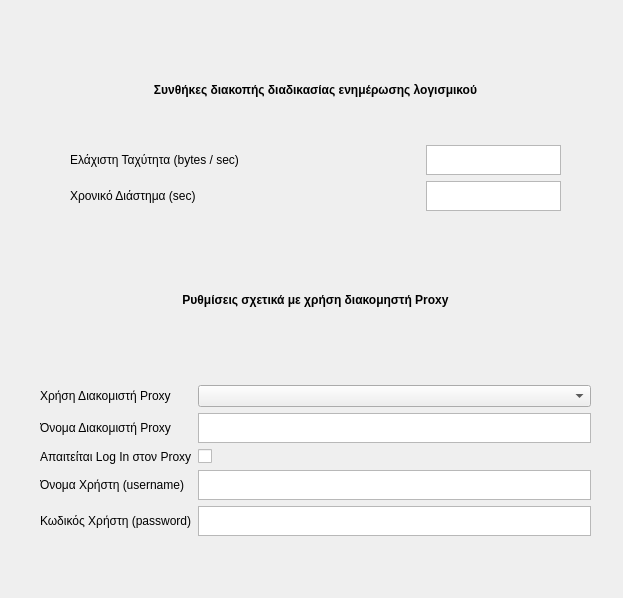
First picture: the form in PrimeAVG/ui/updateSettings.ui, repository cti-gr/avgui, before the edit.
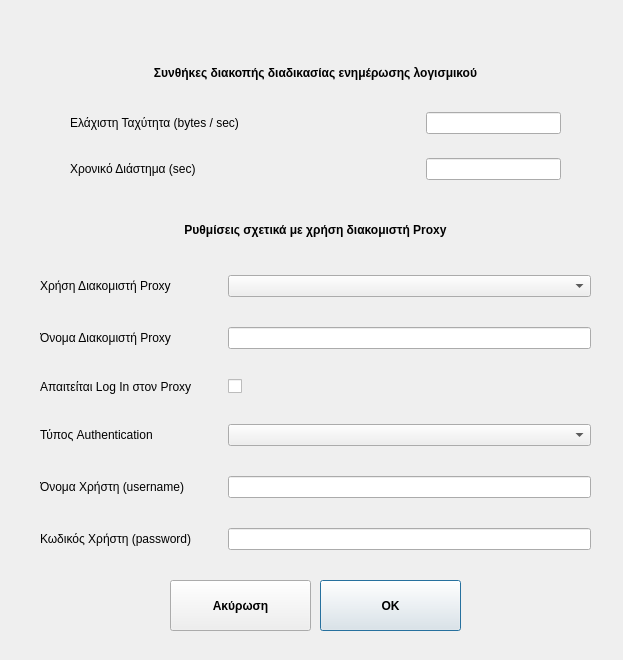
Second picture: the form after the edit. Icons and pictures are not drawn.

Commit message: still building update settings

The edit to the form file:
```diff
--- a/PrimeAVG/ui/updateSettings.ui
+++ b/PrimeAVG/ui/updateSettings.ui
@@ -7,9 +7,21 @@
     <x>0</x>
     <y>0</y>
     <width>623</width>
-    <height>598</height>
+    <height>660</height>
    </rect>
   </property>
+  <property name="minimumSize">
+   <size>
+    <width>623</width>
+    <height>660</height>
+   </size>
+  </property>
+  <property name="maximumSize">
+   <size>
+    <width>623</width>
+    <height>660</height>
+   </size>
+  </property>
   <property name="windowTitle">
    <string>Dialog</string>
   </property>
@@ -19,7 +31,7 @@
      <x>70</x>
      <y>40</y>
      <width>491</width>
-     <height>171</height>
+     <height>161</height>
     </rect>
    </property>
    <layout class="QGridLayout" name="gridLayout_2">
@@ -28,7 +40,13 @@
       <property name="minimumSize">
        <size>
         <width>0</width>
-        <height>50</height>
+        <height>30</height>
+       </size>
+      </property>
+      <property name="maximumSize">
+       <size>
+        <width>16777215</width>
+        <height>30</height>
        </size>
       </property>
       <property name="font">
@@ -53,27 +71,14 @@
         <height>0</height>
        </size>
       </property>
+      <property name="layoutDirection">
+       <enum>Qt::LeftToRight</enum>
+      </property>
       <property name="text">
        <string>Ελάχιστη Ταχύτητα (bytes / sec)</string>
       </property>
      </widget>
     </item>
-    <item row="1" column="1">
-     <widget class="QPlainTextEdit" name="plainTextEdit">
-      <property name="minimumSize">
-       <size>
-        <width>0</width>
-        <height>30</height>
-       </size>
-      </property>
-      <property name="maximumSize">
-       <size>
-        <width>16777215</width>
-        <height>30</height>
-       </size>
-      </property>
-     </widget>
-    </item>
     <item row="2" column="0">
      <widget class="QLabel" name="label_4">
       <property name="text">
@@ -81,21 +86,11 @@
       </property>
      </widget>
     </item>
+    <item row="1" column="1">
+     <widget class="QLineEdit" name="leditMinSpeed"/>
+    </item>
     <item row="2" column="1">
-     <widget class="QPlainTextEdit" name="plainTextEdit_2">
-      <property name="minimumSize">
-       <size>
-        <width>0</width>
-        <height>30</height>
-       </size>
-      </property>
-      <property name="maximumSize">
-       <size>
-        <width>16777215</width>
-        <height>30</height>
-       </size>
-      </property>
-     </widget>
+     <widget class="QLineEdit" name="leditMaxTime"/>
     </item>
    </layout>
   </widget>
@@ -118,56 +113,24 @@
     <bool>true</bool>
    </property>
   </widget>
-  <widget class="QWidget" name="">
+  <widget class="QWidget" name="layoutWidget">
    <property name="geometry">
     <rect>
      <x>40</x>
-     <y>220</y>
+     <y>205</y>
      <width>551</width>
-     <height>316</height>
+     <height>361</height>
     </rect>
    </property>
    <layout class="QGridLayout" name="gridLayout">
-    <item row="5" column="1">
-     <widget class="QPlainTextEdit" name="plainTextEdit_5">
-      <property name="minimumSize">
-       <size>
-        <width>0</width>
-        <height>30</height>
-       </size>
-      </property>
-      <property name="maximumSize">
-       <size>
-        <width>16777215</width>
-        <height>30</height>
-       </size>
-      </property>
-      <property name="sizeIncrement">
-       <size>
-        <width>0</width>
-        <height>0</height>
-       </size>
-      </property>
-     </widget>
-    </item>
-    <item row="4" column="1">
-     <widget class="QPlainTextEdit" name="plainTextEdit_4">
-      <property name="minimumSize">
-       <size>
-        <width>0</width>
-        <height>30</height>
-       </size>
-      </property>
-      <property name="maximumSize">
-       <size>
-        <width>16777215</width>
-        <height>30</height>
-       </size>
-      </property>
-     </widget>
-    </item>
-    <item row="5" column="0">
-     <widget class="QLabel" name="label_10">
+    <property name="horizontalSpacing">
+     <number>6</number>
+    </property>
+    <property name="verticalSpacing">
+     <number>20</number>
+    </property>
+    <item row="6" column="0">
+     <widget class="QLabel" name="lblProxyPass">
       <property name="text">
        <string>Κωδικός Χρήστη (password)</string>
       </property>
@@ -187,26 +150,13 @@
       </property>
      </widget>
     </item>
-    <item row="1" column="1">
-     <widget class="QComboBox" name="comboBox"/>
-    </item>
-    <item row="4" column="0">
-     <widget class="QLabel" name="label_9">
+    <item row="5" column="0">
+     <widget class="QLabel" name="lblProxyUsername">
       <property name="text">
        <string>Όνομα Χρήστη (username)</string>
       </property>
      </widget>
     </item>
-    <item row="2" column="1">
-     <widget class="QPlainTextEdit" name="plainTextEdit_3">
-      <property name="maximumSize">
-       <size>
-        <width>16777215</width>
-        <height>30</height>
-       </size>
-      </property>
-     </widget>
-    </item>
     <item row="3" column="0">
      <widget class="QLabel" name="label_8">
       <property name="text">
@@ -214,8 +164,24 @@
       </property>
      </widget>
     </item>
-    <item row="3" column="1">
-     <widget class="QCheckBox" name="checkBox">
+    <item row="4" column="0">
+     <widget class="QLabel" name="lblAuthType">
+      <property name="text">
+       <string>Τύπος Authentication</string>
+      </property>
+     </widget>
+    </item>
+    <item row="2" column="1" colspan="2">
+     <widget class="QLineEdit" name="leditProxyName"/>
+    </item>
+    <item row="5" column="1" colspan="2">
+     <widget class="QLineEdit" name="leditUsername"/>
+    </item>
+    <item row="1" column="1" colspan="2">
+     <widget class="QComboBox" name="cmbBoxUseProxy"/>
+    </item>
+    <item row="3" column="1" colspan="2">
+     <widget class="QCheckBox" name="chkLogInToProxy">
       <property name="layoutDirection">
        <enum>Qt::LeftToRight</enum>
       </property>
@@ -224,12 +190,21 @@
       </property>
      </widget>
     </item>
-    <item row="0" column="0" colspan="2">
-     <widget class="QLabel" name="label_7">
+    <item row="4" column="1" colspan="2">
+     <widget class="QComboBox" name="cmbBoxAuthType"/>
+    </item>
+    <item row="0" column="0" colspan="3">
+     <widget class="QLabel" name="lblProxy">
       <property name="minimumSize">
        <size>
         <width>0</width>
-        <height>50</height>
+        <height>30</height>
+       </size>
+      </property>
+      <property name="maximumSize">
+       <size>
+        <width>16777215</width>
+        <height>30</height>
        </size>
       </property>
       <property name="font">
@@ -242,31 +217,56 @@
        <enum>Qt::RightToLeft</enum>
       </property>
       <property name="text">
-       <string>Ρυθμίσεις σχετικά με χρήση διακομηστή Proxy</string>
+       <string>Ρυθμίσεις σχετικά με χρήση διακομιστή Proxy</string>
       </property>
       <property name="alignment">
        <set>Qt::AlignCenter</set>
       </property>
      </widget>
     </item>
+    <item row="6" column="1" colspan="2">
+     <widget class="QLineEdit" name="lineEdit"/>
+    </item>
    </layout>
   </widget>
-  <zorder>plainTextEdit</zorder>
-  <zorder>label_2</zorder>
-  <zorder>label_3</zorder>
-  <zorder>label_4</zorder>
-  <zorder>plainTextEdit_2</zorder>
-  <zorder>label_5</zorder>
-  <zorder>comboBox</zorder>
-  <zorder>label_6</zorder>
-  <zorder>label_7</zorder>
-  <zorder>plainTextEdit_3</zorder>
-  <zorder>label_8</zorder>
-  <zorder>checkBox</zorder>
-  <zorder>label_9</zorder>
-  <zorder>label_10</zorder>
-  <zorder>plainTextEdit_4</zorder>
-  <zorder>plainTextEdit_5</zorder>
+  <widget class="QPushButton" name="btnOK">
+   <property name="geometry">
+    <rect>
+     <x>320</x>
+     <y>580</y>
+     <width>141</width>
+     <height>51</height>
+    </rect>
+   </property>
+   <property name="font">
+    <font>
+     <weight>75</weight>
+     <bold>true</bold>
+    </font>
+   </property>
+   <property name="text">
+    <string>OK</string>
+   </property>
+  </widget>
+  <widget class="QPushButton" name="btnCancel">
+   <property name="geometry">
+    <rect>
+     <x>170</x>
+     <y>580</y>
+     <width>141</width>
+     <height>51</height>
+    </rect>
+   </property>
+   <property name="font">
+    <font>
+     <weight>75</weight>
+     <bold>true</bold>
+    </font>
+   </property>
+   <property name="text">
+    <string>Ακύρωση</string>
+   </property>
+  </widget>
   <zorder>layoutWidget</zorder>
   <zorder>label_7</zorder>
   <zorder>label</zorder>
```
Left out of the diff: 24 changed lines with no effect on the pictures. The commit also changes 16 other files.
